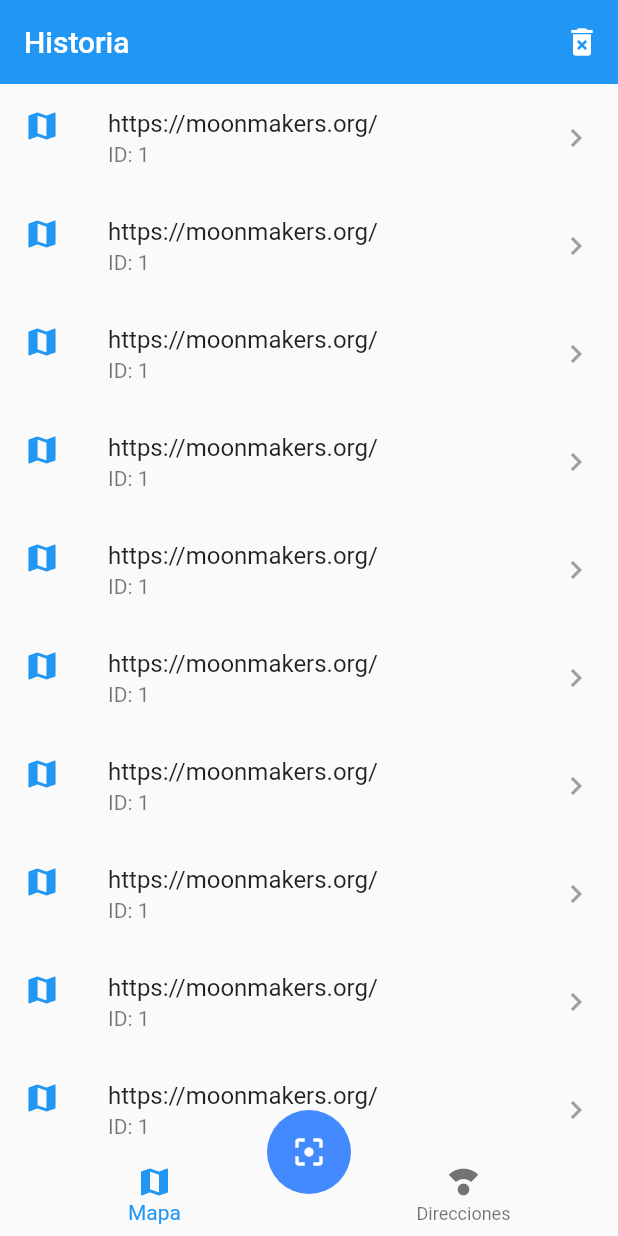
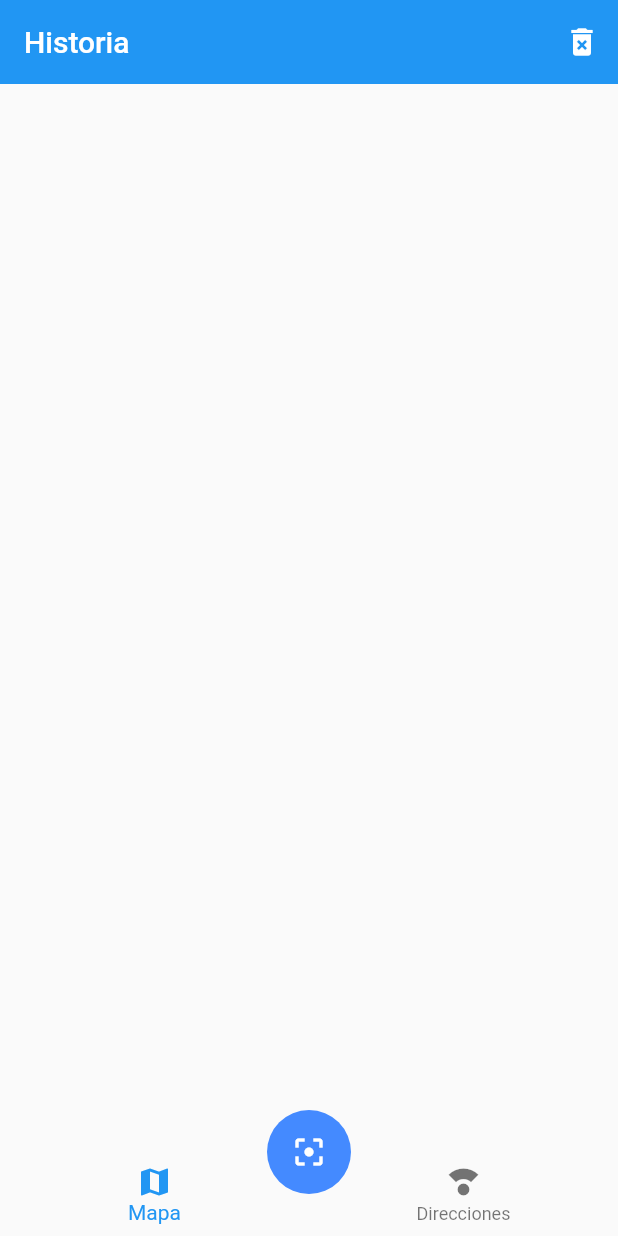
Before and after one commit to Diego-Luna/Flutter-proyects, a Flutter app: the screen it shows after launch, on a phone screen of 412 x 824 dp. Run offline on Flutter 3.47's test engine with Material 2 defaults, Android fonts, the phone set to English and light mode, and no system bars; our stand-ins replace card_swiper, sqflite; missing offline and left inert: flutter_barcode_scanner; accounts and stored records are empty.

Commit message:
ScanListProvider - Leer Scans de la base de datos 2

```diff
--- a/app_qr_reader/lib/src/pages/home_page.dart
+++ b/app_qr_reader/lib/src/pages/home_page.dart
@@ -1,6 +1,7 @@
 import 'package:app_qr_reader/src/pages/direcciones_page.dart';
 import 'package:app_qr_reader/src/pages/mapas_page.dart';
 import 'package:app_qr_reader/src/providers/db_provider.dart';
+import 'package:app_qr_reader/src/providers/scan_list_provider.dart';
 import 'package:app_qr_reader/src/providers/ui_provider.dart';
 import 'package:flutter/material.dart';
 import 'package:provider/provider.dart';
@@ -40,6 +41,10 @@
     // Cambiar para mostrat la pantalla
     final currentIndex = uiProvider.selectedMenuOpt;
 
+    // TODO: Usar el scan provider
+    final scanListProvider =
+        Provider.of<ScanListProvider>(context, listen: false);
+
     // TODO: Temporal leer la base de datos
     // DBProvider.db.database;
     // final temScan = new ScanModel(valor: 'https://moonmakers.org/');
@@ -47,8 +52,10 @@
 
     switch (currentIndex) {
       case 0:
+        scanListProvider.cargarScansPorTipo('geo');
         return MapasPage();
       case 1:
+        scanListProvider.cargarScansPorTipo('http');
         return DireccionesPage();
       default:
         return MapasPage();
--- a/app_qr_reader/lib/src/pages/mapas_page.dart
+++ b/app_qr_reader/lib/src/pages/mapas_page.dart
@@ -1,18 +1,32 @@
 import 'package:flutter/material.dart';
+import 'package:provider/provider.dart';
+
+import '../providers/scan_list_provider.dart';
 
 class MapasPage extends StatelessWidget {
   const MapasPage({Key? key}) : super(key: key);
 
   @override
   Widget build(BuildContext context) {
+    final scanListProvider =
+        Provider.of<ScanListProvider>(context);
+        // Provider.of<ScanListProvider>(context, listen: false);
+    final scans = scanListProvider.scans;
+
     return ListView.builder(
-      itemCount: 10,
+      itemCount: scans.length,
       itemBuilder: (_, i) => ListTile(
-        leading: Icon(Icons.map, color: Theme.of(context).primaryColor,),
-        title: Text('https://moonmakers.org/'),
-        subtitle: Text('ID: 1'),
-        trailing: Icon(Icons.keyboard_arrow_right, color: Colors.grey,),
-        onTap: ()=> print('abrir'),
+        leading: Icon(
+          Icons.map,
+          color: Theme.of(context).primaryColor,
+        ),
+        title: Text(scans[i].valor),
+        subtitle: Text(scans[i].id.toString()),
+        trailing: Icon(
+          Icons.keyboard_arrow_right,
+          color: Colors.grey,
+        ),
+        onTap: () => print(scans[i].id),
       ),
     );
   }
```
Also changed, not shown: app_qr_reader/lib/src/pages/direcciones_page.dart (+23 -2 lines), app_qr_reader/lib/src/providers/db_provider.dart (+12 -4 lines), app_qr_reader/lib/src/widgets/scan_button.dart (+7 -1 lines).
